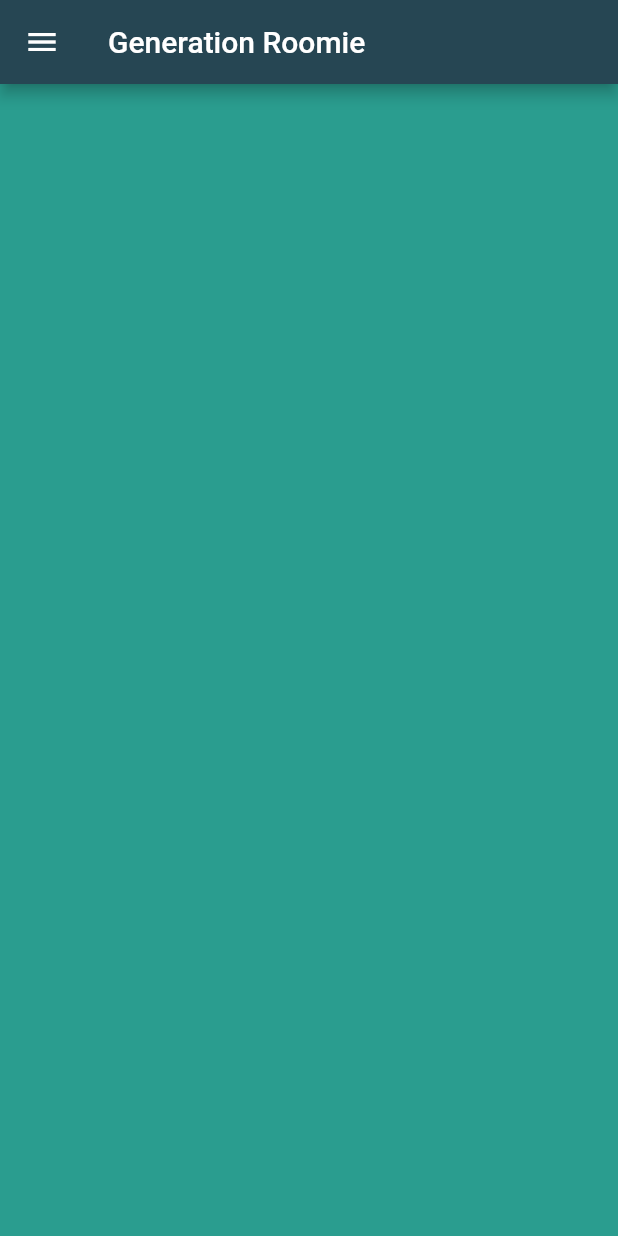
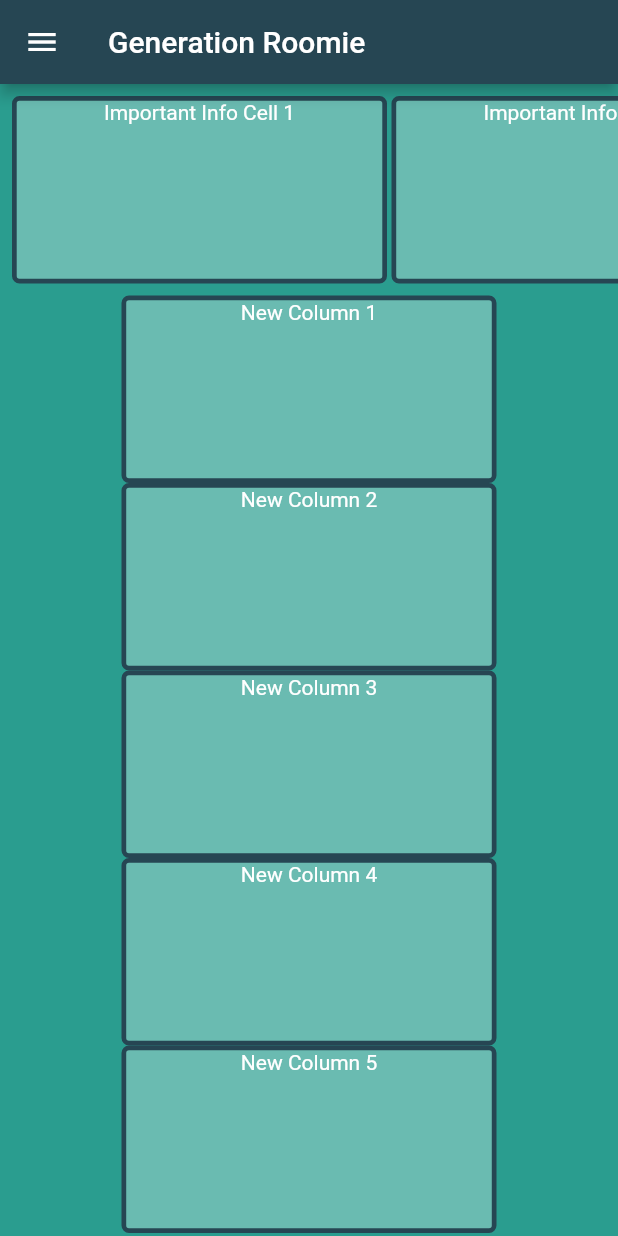
Before and after one commit to Dalton-West/Generation_Roomie, a Flutter app: the HomePage screen opened by its route, on a phone screen of 412 x 824 dp. Run offline on Flutter 3.47's test engine with Material 2 defaults, Android fonts, the phone set to English and light mode, and no system bars; our stand-ins replace font_awesome_flutter.

Commit message:
Created bad UI on homePage needs alterations

```diff
--- a/lib/consts.dart
+++ b/lib/consts.dart
@@ -1,5 +1,4 @@
 import 'package:flutter/material.dart';
-import 'package:font_awesome_flutter/font_awesome_flutter.dart';
 // Theme Colors
 const Color kColorCharcoal = Color(0xFF264653);
 const Color kColorPersiangreen = Color(0xFF2A9D8F);
@@ -32,6 +31,11 @@ const kTextInputBox = InputDecoration(
   ),
 );
 
+// Container Decoration Home !!! NOTE: Cannot invoke a non-'const' factory where a const expression is expected. = No Const constructor declared var type
+
+BoxDecoration kContainerDecoration = BoxDecoration(color: Colors.white30,border: Border.all( color: kColorCharcoal,width: 3.14,),borderRadius: BorderRadius.all(Radius.circular(5)),);
+
+
 // Custom Features
 class HyperLink extends StatelessWidget {
   HyperLink({@required this.text,@required  this.onTap});
@@ -46,21 +50,3 @@ class HyperLink extends StatelessWidget {
         onTap: onTap);
   }
 }
-//Drawer Items
-class DrawerItem extends StatelessWidget {
-  DrawerItem({this.iconName, this.drawerText});
-  final IconData iconName;
-  final String drawerText;
-
-  @override
-  Widget build(BuildContext context) {
-    return ListTile(
-      leading: FaIcon(iconName, color: Colors.white,),
-      title: Text(drawerText, style: TextStyle(color: Colors.white),),
-    );
-  }
-}
-// Define UI Layouts
-class CustomUI {
-
-}
--- a/lib/pages/homePage.dart
+++ b/lib/pages/homePage.dart
@@ -31,22 +31,129 @@ class _HomePageState extends State<HomePage> {
                 ),
               ),
             ),
-            DrawerItem(iconName: FaIcon(FontAwesomeIcons.commentAlt),)
             ListTile(
-              leading: FaIcon(FontAwesomeIcons.userCircle),
-              title: Text('Profile'),
+              leading: FaIcon(
+                FontAwesomeIcons.commentAlt,
+                color: Colors.white,
+              ),
+              title: Text(
+                'Messages',
+                style: TextStyle(color: Colors.white),
+              ),
             ),
             ListTile(
-              leading: FaIcon(FontAwesomeIcons.cog),
-              title: Text('Settings'),
+              leading: FaIcon(
+                FontAwesomeIcons.userCircle,
+                color: Colors.white,
+              ),
+              title: Text(
+                'Profile',
+                style: TextStyle(color: Colors.white),
+              ),
             ),
             ListTile(
-              leading: FaIcon(FontAwesomeIcons.signOutAlt),
-              title: Text('Logout'),
+              leading: FaIcon(
+                FontAwesomeIcons.cog,
+                color: Colors.white,
+              ),
+              title: Text(
+                'Settings',
+                style: TextStyle(color: Colors.white),
+              ),
+            ),
+            ListTile(
+              leading: FaIcon(
+                FontAwesomeIcons.signOutAlt,
+                color: Colors.white,
+              ),
+              title: Text(
+                'Logout',
+                style: TextStyle(color: Colors.white),
+              ),
             ),
           ],
+        ),
+      ),
+      body: SingleChildScrollView(
+        scrollDirection: Axis.vertical,
+        child: Column(
+          children: [
+            SingleChildScrollView(
+              scrollDirection: Axis.horizontal,
+              child: Padding(
+                padding: const EdgeInsets.all(8.0),
+                child: Row(
+                  children: [
+                    Container(
+                      height: 125.0,
+                      width: 250.0,
+                      decoration: kContainerDecoration,
+                      child: Column(
+                        children: [Text('Important Info Cell 1')],
+                      ),
+                    ),
+                    SizedBox(
+                      width: 3.0,
+                    ),
+                    Container(
+                      height: 125.0,
+                      width: 250.0,
+                      decoration: kContainerDecoration,
+                      child: Column(
+                        children: [Text('Important Info Cell 2')],
+                      ),
+                    ),
+                  ],
+                ),
+              ),
+            ),
+
+            // TODO: Add UI Mockup
+            Container(
+                      height: 125.0,
+                      width: 250.0,
+                      decoration: kContainerDecoration,
+                      child: Column(
+                        children: [Text('New Column 1')],
+                      ),
+            ),
+             Container(
+                      height: 125.0,
+                      width: 250.0,
+                      decoration: kContainerDecoration,
+                      child: Column(
+                        children: [Text('New Column 2')],
+                      ),
+            ),
+             Container(
+                      height: 125.0,
+                      width: 250.0,
+                      decoration: kContainerDecoration,
+                      child: Column(
+                        children: [Text('New Column 3')],
+                      ),
+            ),
+             Container(
+                      height: 125.0,
+                      width: 250.0,
+                      decoration: kContainerDecoration,
+                      child: Column(
+                        children: [Text('New Column 4')],
+                      ),
+            ),
+             Container(
+                      height: 125.0,
+                      width: 250.0,
+                      decoration: kContainerDecoration,
+                      child: Column(
+                        children: [Text('New Column 5')],
+                      ),
+            ),
+          ],
+          // TODO: Add Footer navigation
         ),
       ),
     );
   }
 }
+// TODO: Create User Profile page
```
